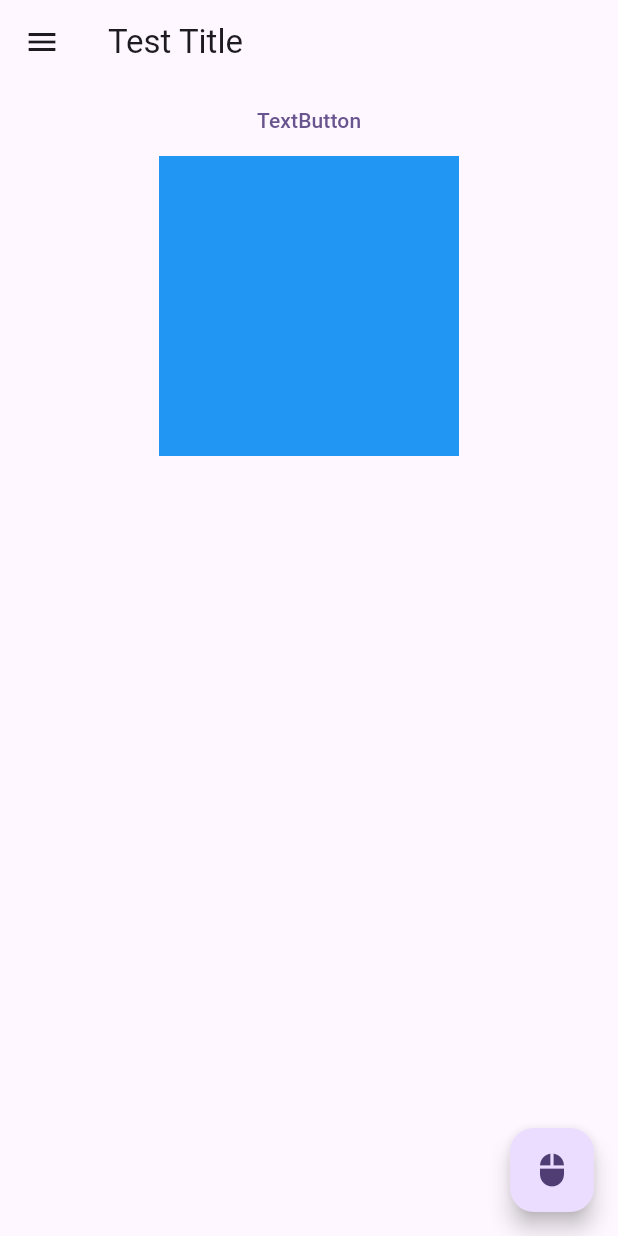
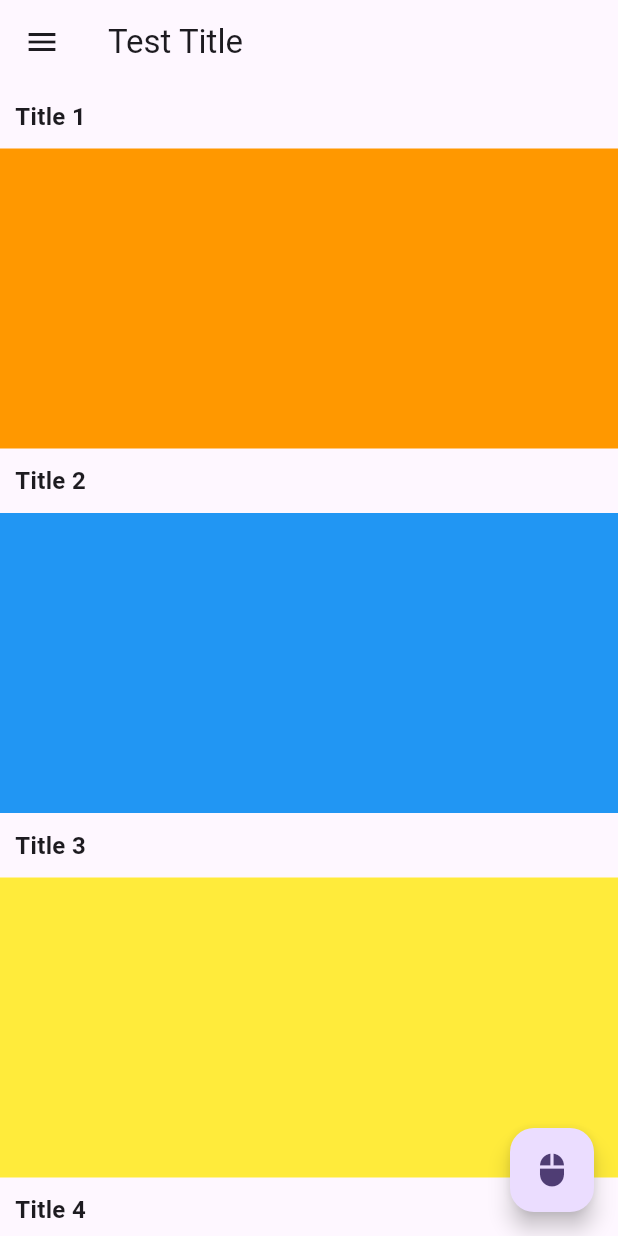
Before and after one commit to song1900/flutter-practice-project, a Flutter app: the screen it shows after launch, on a phone screen of 412 x 824 dp. Run offline on Flutter 3.47's test engine with Material 3 defaults, Android fonts, the phone set to English and light mode, and no system bars.

Commit message:
ListView 사용하여 피드 만들기

```diff
--- a/project/lib/main.dart
+++ b/project/lib/main.dart
@@ -49,6 +49,17 @@ class _MyHomePageState extends State<MyHomePage> {
           )
         ],
       ),
+      body: ListView(
+        // scrollDirection: Axis.horizontal,
+        children: [
+          postContainer(title: "Title 1", colorData: Colors.orange),
+          postContainer(title: "Title 2"),
+          postContainer(title: "Title 3", colorData: Colors.yellow),
+          postContainer(title: "Title 4"),
+          postContainer(title: "Title 5", colorData: Colors.greenAccent),
+        ],
+      ),
+      /*
       body: Center(
         child: Column(
           children: [
@@ -67,6 +78,7 @@ class _MyHomePageState extends State<MyHomePage> {
           ],
         )
       ),
+      */
       /*
       body: Container(
         width: MediaQuery.of(context).size.width,
@@ -138,4 +150,27 @@ class _MyHomePageState extends State<MyHomePage> {
       ),
     );
   }
+
+  Widget postContainer({String title = '', Color colorData = Colors.blue}) {
+    return Column(
+      crossAxisAlignment: CrossAxisAlignment.start,
+      children: [
+        Container(
+          padding: const EdgeInsets.all(10),
+          child: Text(
+            title,
+            style: const TextStyle(
+              fontSize: 16,
+              fontWeight: FontWeight.bold,
+            ),
+          ),
+        ),
+        Container(
+          width: MediaQuery.of(context).size.width,
+          height: 200,
+          color: colorData,
+        ),
+      ],
+    );
+  }
 }
```
